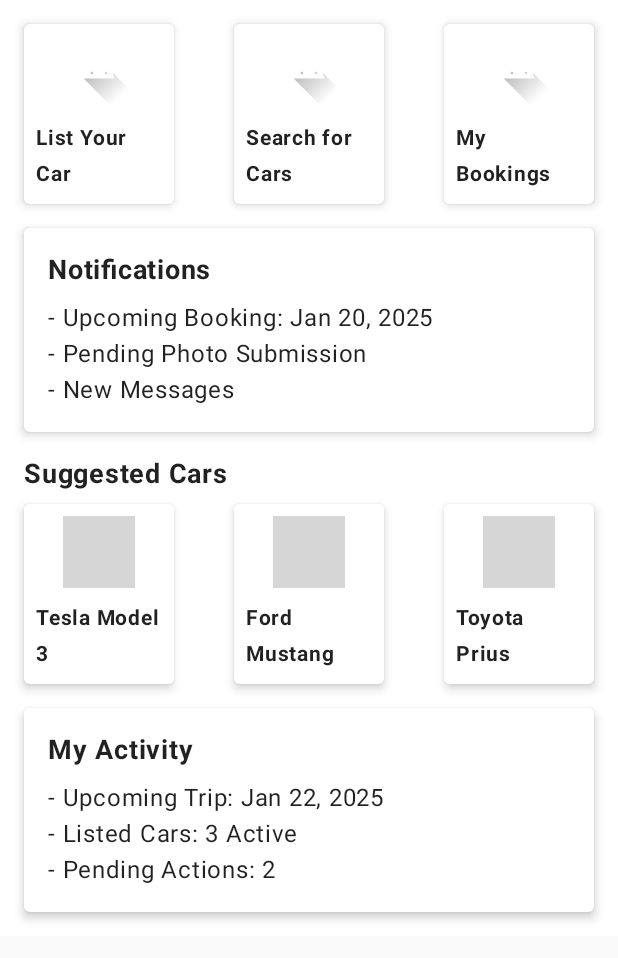
After one commit to MarieBelle88/Park2Share, an Android app built with Jetpack Compose: the HomePageActivity screen opened directly, with no data from a screen before it, on a phone screen of 412 x 824 dp. The commit adds this screen. Shown: the top 958 px of the screen. Run offline under Robolectric (Android 15) with nearby library versions, the phone set to English and light mode, and no system bars; grey boxes are pictures that could not be loaded.

Commit message:
basic homepage setup

```diff
--- a/frontend/app/build.gradle.kts
+++ b/frontend/app/build.gradle.kts
@@ -65,4 +65,10 @@ dependencies {
     implementation(libs.androidx.material3)
     implementation(libs.androidx.navigation.compose)
     implementation("androidx.compose.material3:material3:1.1.0")
+    implementation ("androidx.compose.ui:ui:1.5.1")
+    implementation ("androidx.compose.material:material:1.5.1")
+    implementation ("androidx.compose.ui:ui-tooling-preview:1.5.1")
+    implementation ("androidx.lifecycle:lifecycle-runtime-compose:2.6.1")
+    implementation ("androidx.activity:activity-compose:1.7.2")
+
 }
--- a/frontend/app/src/main/AndroidManifest.xml
+++ b/frontend/app/src/main/AndroidManifest.xml
@@ -25,6 +25,8 @@
         <activity android:name=".LoginActivity" />
         <activity android:name=".SignUpActivity" />
         <activity android:name=".CarDetailsActivity" />
+        <activity android:name=".HomePageActivity" />
+
 
 
     </application>
--- /dev/null
+++ b/frontend/app/src/main/java/com/example/co3_park2share/HomePage.kt
@@ -0,0 +1,138 @@
+package com.example.co3_park2share
+
+import androidx.compose.foundation.Image
+import androidx.compose.foundation.layout.*
+import androidx.compose.foundation.text.BasicText
+import androidx.compose.material.Card
+import androidx.compose.material.MaterialTheme
+import androidx.compose.material.Surface
+import androidx.compose.material.Text
+import androidx.compose.runtime.Composable
+import androidx.compose.ui.Alignment
+import androidx.compose.ui.Modifier
+import androidx.compose.ui.graphics.Color
+import androidx.compose.ui.res.painterResource
+import androidx.compose.ui.text.font.FontWeight
+import androidx.compose.ui.unit.dp
+import androidx.compose.ui.unit.sp
+
+@Composable
+fun DashboardScreen() {
+    Surface(color = MaterialTheme.colors.background) {
+        Column(modifier = Modifier.padding(16.dp)) {
+            QuickLinksSection()
+            Spacer(modifier = Modifier.height(16.dp))
+            NotificationsSection()
+            Spacer(modifier = Modifier.height(16.dp))
+            SuggestedCarsSection()
+            Spacer(modifier = Modifier.height(16.dp))
+            MyActivitySection()
+        }
+    }
+}
+
+@Composable
+fun QuickLinksSection() {
+    Row(
+        modifier = Modifier.fillMaxWidth(),
+        horizontalArrangement = Arrangement.SpaceBetween
+    ) {
+        QuickLinkCard(title = "List Your Car", icon = R.drawable.ic_launcher_foreground)
+        QuickLinkCard(title = "Search for Cars", icon = R.drawable.ic_launcher_foreground)
+        QuickLinkCard(title = "My Bookings", icon = R.drawable.ic_launcher_foreground)
+    }
+}
+
+@Composable
+fun QuickLinkCard(title: String, icon: Int) {
+    Card(
+        modifier = Modifier
+            .width(100.dp)
+            .height(120.dp),
+        elevation = 4.dp
+    ) {
+        Column(
+            modifier = Modifier.padding(8.dp),
+            horizontalAlignment = Alignment.CenterHorizontally
+        ) {
+            Image(
+                painter = painterResource(id = icon),
+                contentDescription = title,
+                modifier = Modifier.size(48.dp)
+            )
+            Spacer(modifier = Modifier.height(8.dp))
+            Text(text = title, fontSize = 14.sp, fontWeight = FontWeight.Bold)
+        }
+    }
+}
+
+@Composable
+fun NotificationsSection() {
+    Card(
+        modifier = Modifier.fillMaxWidth(),
+        elevation = 4.dp
+    ) {
+        Column(modifier = Modifier.padding(16.dp)) {
+            Text("Notifications", fontSize = 18.sp, fontWeight = FontWeight.Bold)
+            Spacer(modifier = Modifier.height(8.dp))
+            Text("- Upcoming Booking: Jan 20, 2025")
+            Text("- Pending Photo Submission")
+            Text("- New Messages")
+        }
+    }
+}
+
+@Composable
+fun SuggestedCarsSection() {
+    Column {
+        Text("Suggested Cars", fontSize = 18.sp, fontWeight = FontWeight.Bold)
+        Spacer(modifier = Modifier.height(8.dp))
+        Row(
+            modifier = Modifier.fillMaxWidth(),
+            horizontalArrangement = Arrangement.SpaceBetween
+        ) {
+            SuggestedCarCard(carName = "Tesla Model 3", image = R.drawable.car)
+            SuggestedCarCard(carName = "Ford Mustang", image = R.drawable.car)
+            SuggestedCarCard(carName = "Toyota Prius", image = R.drawable.car)
+        }
+    }
+}
+
+@Composable
+fun SuggestedCarCard(carName: String, image: Int) {
+    Card(
+        modifier = Modifier
+            .width(100.dp)
+            .height(120.dp),
+        elevation = 4.dp
+    ) {
+        Column(
+            modifier = Modifier.padding(8.dp),
+            horizontalAlignment = Alignment.CenterHorizontally
+        ) {
+            Image(
+                painter = painterResource(id = image),
+                contentDescription = carName,
+                modifier = Modifier.size(48.dp)
+            )
+            Spacer(modifier = Modifier.height(8.dp))
+            Text(text = carName, fontSize = 14.sp, fontWeight = FontWeight.Bold)
+        }
+    }
+}
+
+@Composable
+fun MyActivitySection() {
+    Card(
+        modifier = Modifier.fillMaxWidth(),
+        elevation = 4.dp
+    ) {
+        Column(modifier = Modifier.padding(16.dp)) {
+            Text("My Activity", fontSize = 18.sp, fontWeight = FontWeight.Bold)
+            Spacer(modifier = Modifier.height(8.dp))
+            Text("- Upcoming Trip: Jan 22, 2025")
+            Text("- Listed Cars: 3 Active")
+            Text("- Pending Actions: 2")
+        }
+    }
+}
--- /dev/null
+++ b/frontend/app/src/main/java/com/example/co3_park2share/HomePageActivity.kt
@@ -0,0 +1,17 @@
+package com.example.co3_park2share
+
+import android.os.Bundle
+import androidx.activity.ComponentActivity
+import androidx.activity.compose.setContent
+import androidx.compose.material.MaterialTheme
+
+class HomePageActivity : ComponentActivity() {
+    override fun onCreate(savedInstanceState: Bundle?) {
+        super.onCreate(savedInstanceState)
+        setContent {
+            MaterialTheme {
+                DashboardScreen() // This is your Jetpack Compose screen
+            }
+        }
+    }
+}
--- a/frontend/app/src/main/java/com/example/co3_park2share/SignUpActivity.kt
+++ b/frontend/app/src/main/java/com/example/co3_park2share/SignUpActivity.kt
@@ -33,8 +33,13 @@ class SignUpActivity : AppCompatActivity() {
                 // Implement sign-up logic here
                 Toast.makeText(this, "Sign-up successful!", Toast.LENGTH_SHORT).show()
 
-                val intent = Intent(this, CarDetailsActivity::class.java)
+                val intent = Intent(this, HomePageActivity::class.java)
                 startActivity(intent)
+
+                //finish()
+
+               // val intent = Intent(this, CarDetailsActivity::class.java)
+                //startActivity(intent)
             }
         }
     }
```
Also changed, not shown: 1 other file.
